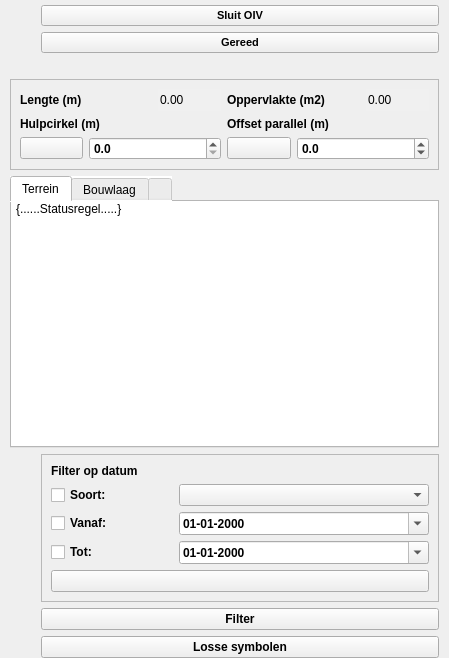
Old version of the form plugin/oiv/oiv_base_widget.ui in the repository OIV-NL-QGIS/QGIS_project.
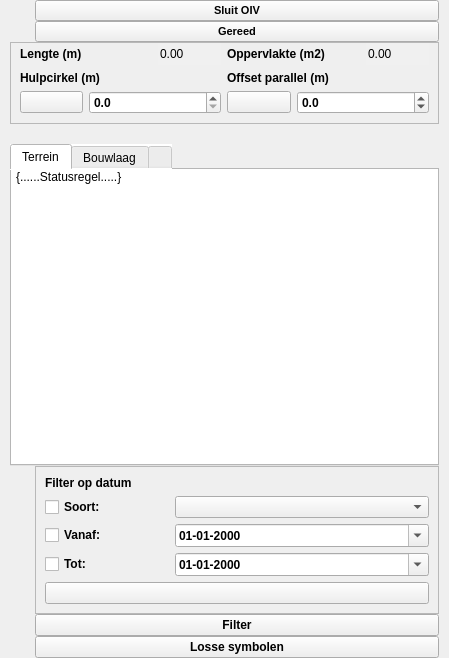
New version of the form. The open tabs and pages were chosen to show the change. Icons and pictures are not drawn.

```diff
--- a/plugin/oiv/oiv_base_widget.ui
+++ b/plugin/oiv/oiv_base_widget.ui
@@ -29,7 +29,7 @@
      <number>5</number>
     </property>
     <property name="topMargin">
-     <number>5</number>
+     <number>0</number>
     </property>
     <property name="rightMargin">
      <number>5</number>
@@ -54,7 +54,7 @@
          <x>0</x>
          <y>0</y>
          <width>439</width>
-         <height>631</height>
+         <height>636</height>
         </rect>
        </property>
        <layout class="QVBoxLayout" name="verticalLayout_2">
@@ -72,6 +72,16 @@
         </property>
         <item>
          <layout class="QGridLayout" name="gridLayout_2">
+          <property name="spacing">
+           <number>0</number>
+          </property>
+          <item row="22" column="2" colspan="2">
+           <widget class="QPushButton" name="filter_objecten">
+            <property name="text">
+             <string>Filter</string>
+            </property>
+           </widget>
+          </item>
           <item row="0" column="1">
            <widget class="QLabel" name="close_png">
             <property name="sizePolicy">
@@ -97,32 +107,7 @@
             </property>
            </widget>
           </item>
-          <item row="23" column="1">
-           <widget class="QLabel" name="label_info_of_interest">
-            <property name="sizePolicy">
-             <sizepolicy hsizetype="Fixed" vsizetype="Fixed">
-              <horstretch>0</horstretch>
-              <verstretch>0</verstretch>
-             </sizepolicy>
-            </property>
-            <property name="maximumSize">
-             <size>
-              <width>25</width>
-              <height>25</height>
-             </size>
-            </property>
-            <property name="text">
-             <string/>
-            </property>
-            <property name="pixmap">
-             <pixmap resource="resources.qrc">:/plugins/oiv/config_files/png/interface/info_of_interest.png</pixmap>
-            </property>
-            <property name="scaledContents">
-             <bool>true</bool>
-            </property>
-           </widget>
-          </item>
-          <item row="3" column="1">
+          <item row="4" column="1">
            <spacer name="horizontalSpacer">
             <property name="orientation">
              <enum>Qt::Horizontal</enum>
@@ -138,15 +123,101 @@
             </property>
            </spacer>
           </item>
-          <item row="21" column="2" colspan="2">
-           <widget class="QPushButton" name="filter_objecten">
+          <item row="24" column="2" colspan="2">
+           <widget class="QPushButton" name="info_of_interest">
             <property name="text">
-             <string>Filter</string>
+             <string>Losse symbolen</string>
             </property>
            </widget>
           </item>
-          <item row="21" column="1">
-           <widget class="QLabel" name="label_filter">
+          <item row="10" column="2" colspan="2">
+           <widget class="QFrame" name="filterframe">
+            <property name="sizePolicy">
+             <sizepolicy hsizetype="Preferred" vsizetype="Preferred">
+              <horstretch>0</horstretch>
+              <verstretch>0</verstretch>
+             </sizepolicy>
+            </property>
+            <property name="frameShape">
+             <enum>QFrame::StyledPanel</enum>
+            </property>
+            <property name="frameShadow">
+             <enum>QFrame::Raised</enum>
+            </property>
+            <layout class="QGridLayout" name="gridLayout_3">
+             <item row="2" column="0">
+              <widget class="QCheckBox" name="checkVanaf">
+               <property name="text">
+                <string>Vanaf:</string>
+               </property>
+              </widget>
+             </item>
+             <item row="0" column="0" colspan="3">
+              <widget class="QLabel" name="label_2">
+               <property name="text">
+                <string>Filter op datum</string>
+               </property>
+              </widget>
+             </item>
+             <item row="2" column="1" colspan="2">
+              <widget class="QDateEdit" name="datum_vanaf">
+               <property name="displayFormat">
+                <string>dd-MM-yyyy</string>
+               </property>
+               <property name="calendarPopup">
+                <bool>true</bool>
+               </property>
+              </widget>
+             </item>
+             <item row="5" column="0" colspan="3">
+              <widget class="QPushButton" name="filterBtn">
+               <property name="text">
+                <string/>
+               </property>
+               <property name="icon">
+                <iconset resource="resources.qrc">
+                 <normaloff>:/plugins/oiv/config_files/png/filter.png</normaloff>:/plugins/oiv/config_files/png/filter.png</iconset>
+               </property>
+               <property name="iconSize">
+                <size>
+                 <width>16</width>
+                 <height>16</height>
+                </size>
+               </property>
+              </widget>
+             </item>
+             <item row="3" column="1" colspan="2">
+              <widget class="QDateEdit" name="datum_tot">
+               <property name="displayFormat">
+                <string>dd-MM-yyyy</string>
+               </property>
+               <property name="calendarPopup">
+                <bool>true</bool>
+               </property>
+              </widget>
+             </item>
+             <item row="1" column="0">
+              <widget class="QCheckBox" name="checkSoort">
+               <property name="text">
+                <string>Soort:</string>
+               </property>
+              </widget>
+             </item>
+             <item row="3" column="0">
+              <widget class="QCheckBox" name="checkTot">
+               <property name="text">
+                <string>Tot:</string>
+               </property>
+              </widget>
+             </item>
+             <item row="1" column="1" colspan="2">
+              <widget class="QComboBox" name="objecttype"/>
+             </item>
+            </layout>
+           </widget>
+          </item>
+          <item row="24" column="1">
+           <widget class="QLabel" name="label_info_of_interest">
             <property name="sizePolicy">
              <sizepolicy hsizetype="Fixed" vsizetype="Fixed">
               <horstretch>0</horstretch>
@@ -163,14 +234,41 @@
              <string/>
             </property>
             <property name="pixmap">
-             <pixmap resource="resources.qrc">:/plugins/oiv/config_files/png/interface/filter.png</pixmap>
+             <pixmap resource="resources.qrc">:/plugins/oiv/config_files/png/interface/info_of_interest.png</pixmap>
             </property>
             <property name="scaledContents">
              <bool>true</bool>
             </property>
            </widget>
           </item>
-          <item row="6" column="1" colspan="3">
+          <item row="2" column="2" colspan="2">
+           <widget class="QPushButton" name="done">
+            <property name="enabled">
+             <bool>true</bool>
+            </property>
+            <property name="sizePolicy">
+             <sizepolicy hsizetype="Minimum" vsizetype="Fixed">
+              <horstretch>0</horstretch>
+              <verstretch>0</verstretch>
+             </sizepolicy>
+            </property>
+            <property name="font">
+             <font>
+              <family>Arial</family>
+              <pointsize>8</pointsize>
+              <weight>75</weight>
+              <bold>true</bold>
+             </font>
+            </property>
+            <property name="text">
+             <string>Gereed</string>
+            </property>
+            <property name="checkable">
+             <bool>false</bool>
+            </property>
+           </widget>
+          </item>
+          <item row="7" column="1" colspan="3">
            <widget class="QTabWidget" name="tabWidget">
             <property name="enabled">
              <bool>true</bool>
@@ -185,7 +283,7 @@
              <enum>QTabWidget::North</enum>
             </property>
             <property name="currentIndex">
-             <number>1</number>
+             <number>0</number>
             </property>
             <property name="iconSize">
              <size>
@@ -418,96 +516,53 @@
             </widget>
            </widget>
           </item>
-          <item row="9" column="2" colspan="2">
-           <widget class="QFrame" name="filterframe">
+          <item row="2" column="1">
+           <widget class="QLabel" name="done_png">
             <property name="sizePolicy">
-             <sizepolicy hsizetype="Preferred" vsizetype="Preferred">
+             <sizepolicy hsizetype="Fixed" vsizetype="Fixed">
               <horstretch>0</horstretch>
               <verstretch>0</verstretch>
              </sizepolicy>
             </property>
-            <property name="frameShape">
-             <enum>QFrame::StyledPanel</enum>
+            <property name="maximumSize">
+             <size>
+              <width>25</width>
+              <height>25</height>
+             </size>
             </property>
-            <property name="frameShadow">
-             <enum>QFrame::Raised</enum>
+            <property name="text">
+             <string/>
             </property>
-            <layout class="QGridLayout" name="gridLayout_3">
-             <item row="2" column="0">
-              <widget class="QCheckBox" name="checkVanaf">
-               <property name="text">
-                <string>Vanaf:</string>
-               </property>
-              </widget>
-             </item>
-             <item row="0" column="0" colspan="3">
-              <widget class="QLabel" name="label_2">
-               <property name="text">
-                <string>Filter op datum</string>
-               </property>
-              </widget>
-             </item>
-             <item row="2" column="1" colspan="2">
-              <widget class="QDateEdit" name="datum_vanaf">
-               <property name="displayFormat">
-                <string>dd-MM-yyyy</string>
-               </property>
-               <property name="calendarPopup">
-                <bool>true</bool>
-               </property>
-              </widget>
-             </item>
-             <item row="5" column="0" colspan="3">
-              <widget class="QPushButton" name="filterBtn">
-               <property name="text">
-                <string/>
-               </property>
-               <property name="icon">
-                <iconset resource="resources.qrc">
-                 <normaloff>:/plugins/oiv/config_files/png/filter.png</normaloff>:/plugins/oiv/config_files/png/filter.png</iconset>
-               </property>
-               <property name="iconSize">
-                <size>
-                 <width>16</width>
-                 <height>16</height>
-                </size>
-               </property>
-              </widget>
-             </item>
-             <item row="3" column="1" colspan="2">
-              <widget class="QDateEdit" name="datum_tot">
-               <property name="displayFormat">
-                <string>dd-MM-yyyy</string>
-               </property>
-               <property name="calendarPopup">
-                <bool>true</bool>
-               </property>
-              </widget>
-             </item>
-             <item row="1" column="0">
-              <widget class="QCheckBox" name="checkSoort">
-               <property name="text">
-                <string>Soort:</string>
-               </property>
-              </widget>
-             </item>
-             <item row="3" column="0">
-              <widget class="QCheckBox" name="checkTot">
-               <property name="text">
-                <string>Tot:</string>
-               </property>
-              </widget>
-             </item>
-             <item row="1" column="1" colspan="2">
-              <widget class="QComboBox" name="objecttype"/>
-             </item>
-            </layout>
+            <property name="pixmap">
+             <pixmap resource="resources.qrc">:/plugins/oiv/config_files/png/interface/done.png</pixmap>
+            </property>
+            <property name="scaledContents">
+             <bool>true</bool>
+            </property>
            </widget>
           </item>
-          <item row="23" column="2" colspan="2">
-           <widget class="QPushButton" name="info_of_interest">
+          <item row="22" column="1">
+           <widget class="QLabel" name="label_filter">
+            <property name="sizePolicy">
+             <sizepolicy hsizetype="Fixed" vsizetype="Fixed">
+              <horstretch>0</horstretch>
+              <verstretch>0</verstretch>
+             </sizepolicy>
+            </property>
+            <property name="maximumSize">
+             <size>
+              <width>25</width>
+              <height>25</height>
+             </size>
+            </property>
             <property name="text">
-             <string>Losse symbolen</string>
+             <string/>
+            </property>
+            <property name="pixmap">
+             <pixmap resource="resources.qrc">:/plugins/oiv/config_files/png/interface/filter.png</pixmap>
+            </property>
+            <property name="scaledContents">
+             <bool>true</bool>
             </property>
            </widget>
           </item>
@@ -538,7 +593,7 @@
             </property>
            </widget>
           </item>
-          <item row="4" column="1" colspan="3">
+          <item row="3" column="1" colspan="3">
            <widget class="QFrame" name="cadframe">
             <property name="minimumSize">
              <size>
@@ -553,6 +608,9 @@
              <enum>QFrame::Raised</enum>
             </property>
             <layout class="QGridLayout" name="gridLayout_4">
+             <property name="topMargin">
+              <number>0</number>
+             </property>
              <item row="0" column="0" colspan="2">
               <widget class="QLabel" name="lengte_label">
                <property name="sizePolicy">
@@ -687,58 +745,6 @@
             </layout>
            </widget>
           </item>
-          <item row="2" column="1">
-           <widget class="QLabel" name="done_png">
-            <property name="sizePolicy">
-             <sizepolicy hsizetype="Fixed" vsizetype="Fixed">
-              <horstretch>0</horstretch>
-              <verstretch>0</verstretch>
-             </sizepolicy>
-            </property>
-            <property name="maximumSize">
-             <size>
-              <width>25</width>
-              <height>25</height>
-             </size>
-            </property>
-            <property name="text">
-             <string/>
-            </property>
-            <property name="pixmap">
-             <pixmap resource="resources.qrc">:/plugins/oiv/config_files/png/interface/done.png</pixmap>
-            </property>
-            <property name="scaledContents">
-             <bool>true</bool>
-            </property>
-           </widget>
-          </item>
-          <item row="2" column="2" colspan="2">
-           <widget class="QPushButton" name="done">
-            <property name="enabled">
-             <bool>true</bool>
-            </property>
-            <property name="sizePolicy">
-             <sizepolicy hsizetype="Minimum" vsizetype="Fixed">
-              <horstretch>0</horstretch>
-              <verstretch>0</verstretch>
-             </sizepolicy>
-            </property>
-            <property name="font">
-             <font>
-              <family>Arial</family>
-              <pointsize>8</pointsize>
-              <weight>75</weight>
-              <bold>true</bold>
-             </font>
-            </property>
-            <property name="text">
-             <string>Gereed</string>
-            </property>
-            <property name="checkable">
-             <bool>false</bool>
-            </property>
-           </widget>
-          </item>
          </layout>
         </item>
        </layout>
```
